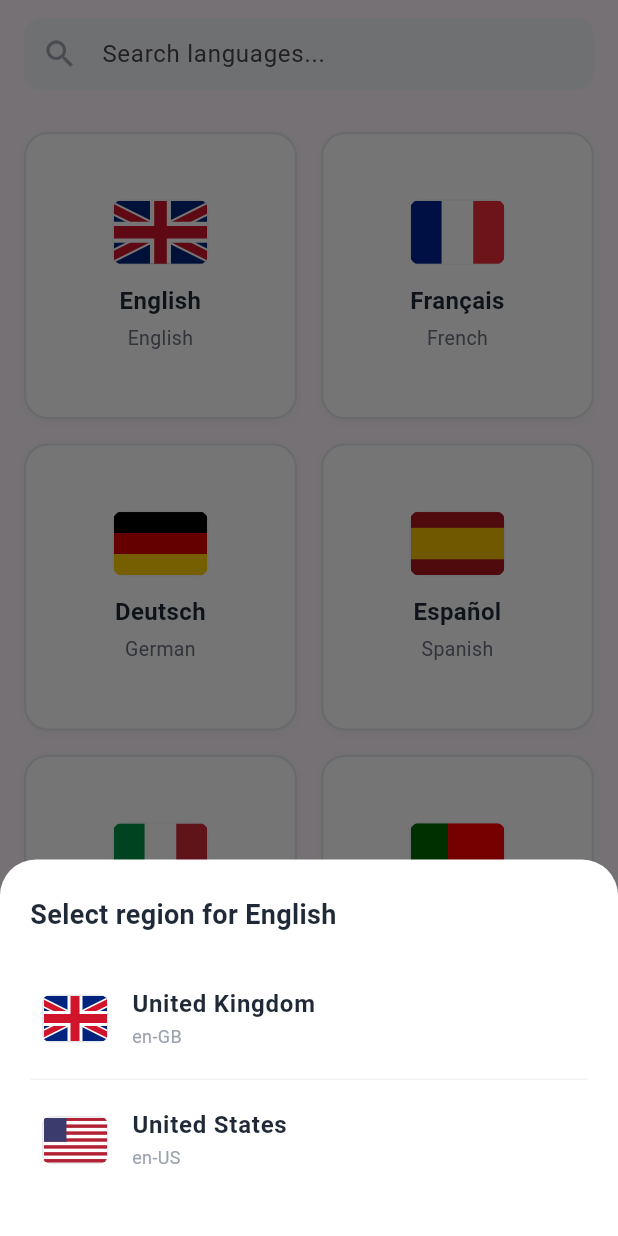
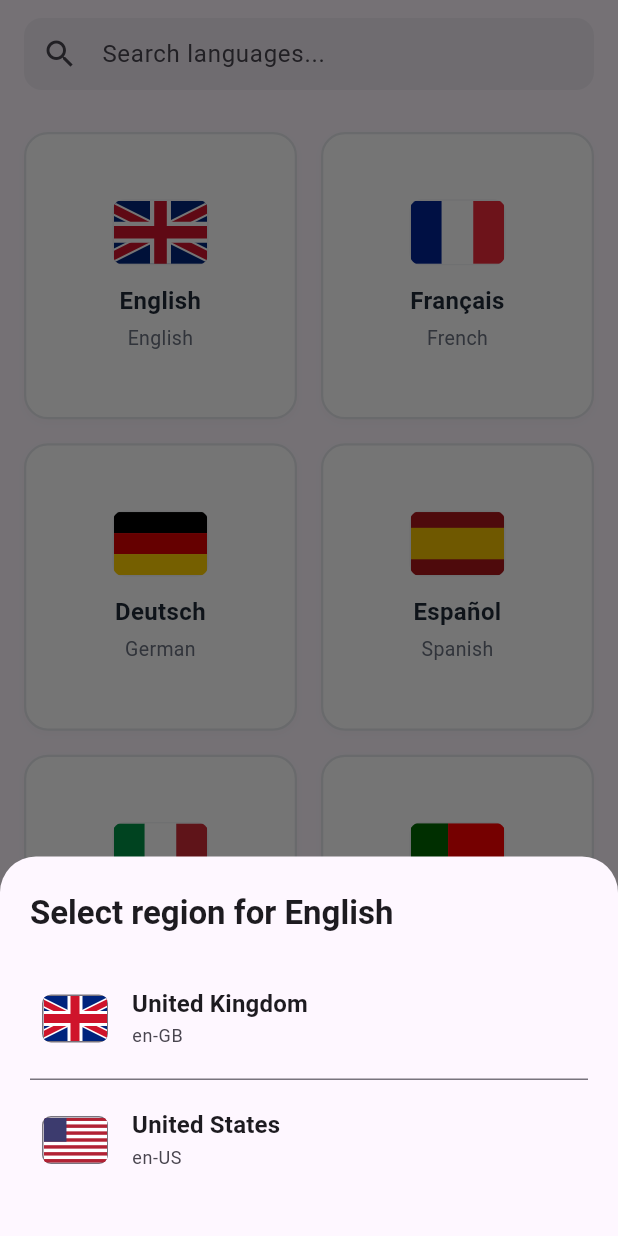
Before and after one commit to Bashar-ml-en/Spark-Lingo-, a Flutter app: the FlagGrid widget shown alone on an empty page, opened directly with empty values, after a tap on "English", on a phone screen of 412 x 824 dp. Run offline on Flutter 3.47's test engine with Material 3 defaults, Android fonts, the phone set to English and light mode, and no system bars; our stand-ins replace firebase_analytics, firebase_core, firebase_crashlytics, flutter_riverpod, flutter_svg, flutter_tts and 4 more; missing offline and left inert: purchases_flutter, record; accounts and stored records are empty.

Commit message:
style(onboarding): language picker + flag grid on tokens, dark-mode ready

```diff
--- a/lib/shared/widgets/flag_grid.dart
+++ b/lib/shared/widgets/flag_grid.dart
@@ -48,15 +48,17 @@ class _FlagGridState extends State<FlagGrid> {
     String langCode,
     LanguageTheme theme,
   ) {
+    final baseTheme = Theme.of(context);
     if (theme.flags.length > 1) {
       // Open bottom sheet for regional variants
       showModalBottomSheet(
         context: context,
-        backgroundColor: const Color(0xFFFFFFFF),
+        backgroundColor: baseTheme.colorScheme.surface,
         shape: const RoundedRectangleBorder(
           borderRadius: BorderRadius.vertical(top: Radius.circular(24)),
         ),
         builder: (context) {
+          final sheetTheme = Theme.of(context);
           return SafeArea(
             child: Padding(
               padding: const EdgeInsets.symmetric(horizontal: 20, vertical: 24),
@@ -66,10 +68,9 @@ class _FlagGridState extends State<FlagGrid> {
                 children: [
                   Text(
                     'Select region for ${theme.displayName}',
-                    style: const TextStyle(
-                      fontSize: 18,
+                    style: sheetTheme.textTheme.titleLarge?.copyWith(
                       fontWeight: FontWeight.bold,
-                      color: Color(0xFF1F2937),
+                      color: sheetTheme.colorScheme.onSurface,
                     ),
                   ),
                   const SizedBox(height: 16),
@@ -77,8 +78,10 @@ class _FlagGridState extends State<FlagGrid> {
                     child: ListView.separated(
                       shrinkWrap: true,
                       itemCount: theme.flags.length,
-                      separatorBuilder: (context, index) =>
-                          const Divider(color: Color(0xFFF3F4F6), height: 1),
+                      separatorBuilder: (context, index) => Divider(
+                        color: sheetTheme.dividerColor,
+                        height: 1,
+                      ),
                       itemBuilder: (context, index) {
                         final flag = theme.flags[index];
                         return ListTile(
@@ -92,7 +95,7 @@ class _FlagGridState extends State<FlagGrid> {
                             decoration: BoxDecoration(
                               borderRadius: BorderRadius.circular(6),
                               border: Border.all(
-                                color: const Color(0xFFE5E7EB),
+                                color: sheetTheme.dividerColor,
                               ),
                             ),
                             clipBehavior: Clip.antiAlias,
@@ -103,17 +106,15 @@ class _FlagGridState extends State<FlagGrid> {
                           ),
                           title: Text(
                             flag.countryName,
-                            style: const TextStyle(
-                              fontSize: 16,
+                            style: sheetTheme.textTheme.titleMedium?.copyWith(
                               fontWeight: FontWeight.w600,
-                              color: Color(0xFF1F2937),
+                              color: sheetTheme.colorScheme.onSurface,
                             ),
                           ),
                           subtitle: Text(
                             flag.locale,
-                            style: const TextStyle(
-                              fontSize: 12,
-                              color: Color(0xFF9CA3AF),
+                            style: sheetTheme.textTheme.bodySmall?.copyWith(
+                              color: sheetTheme.colorScheme.onSurfaceVariant,
                             ),
                           ),
                           onTap: () {
@@ -174,9 +175,15 @@ class _FlagGridState extends State<FlagGrid> {
             },
             decoration: InputDecoration(
               hintText: 'Search languages...',
-              prefixIcon: const Icon(Icons.search, color: Color(0xFF9CA3AF)),
+              prefixIcon: Icon(
+                Icons.search,
+                color: Theme.of(context).colorScheme.onSurfaceVariant,
+              ),
               filled: true,
-              fillColor: const Color(0xFFF3F4F6),
+              fillColor: Theme.of(context)
+                  .colorScheme
+                  .surfaceContainerHighest
+                  .withValues(alpha: 0.5),
               contentPadding: const EdgeInsets.symmetric(
                 vertical: 0,
                 horizontal: 16,
@@ -203,10 +210,13 @@ class _FlagGridState extends State<FlagGrid> {
               }
 
               if (filteredList.isEmpty) {
-                return const Center(
+                return Center(
                   child: Text(
                     'No languages found',
-                    style: TextStyle(fontSize: 16, color: Color(0xFF9CA3AF)),
+                    style: TextStyle(
+                      fontSize: 16,
+                      color: Theme.of(context).colorScheme.onSurfaceVariant,
+                    ),
                   ),
                 );
               }
```
Also changed, not shown: lib/features/onboarding/language_selection_screen.dart (+13 -9 lines).
